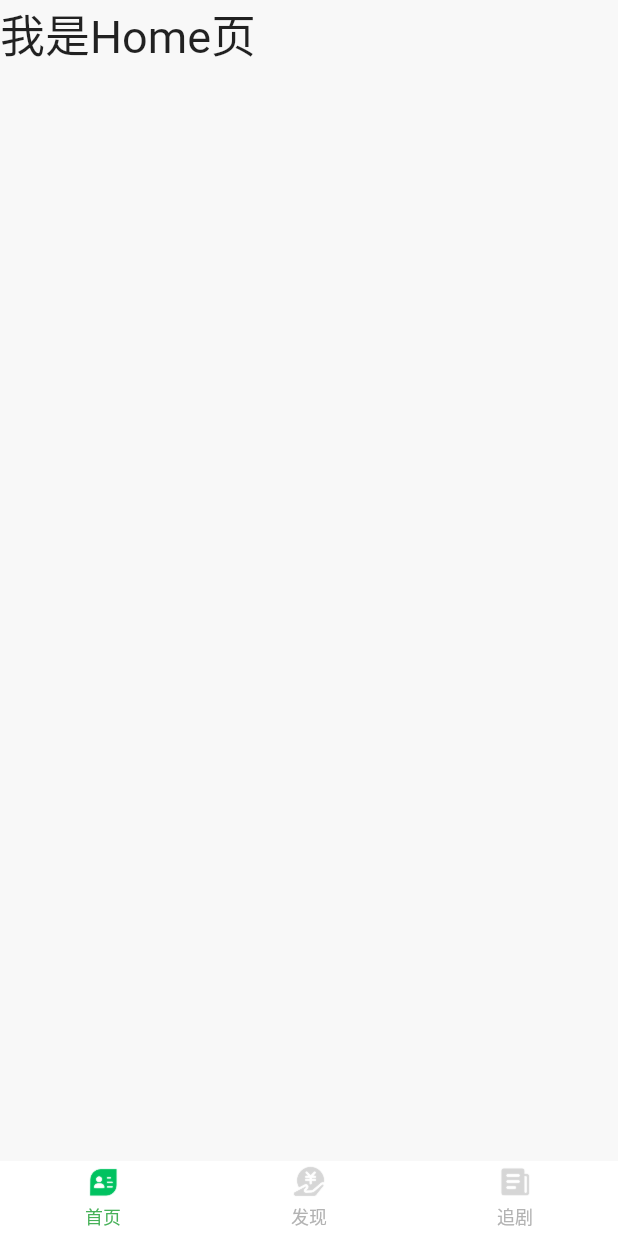
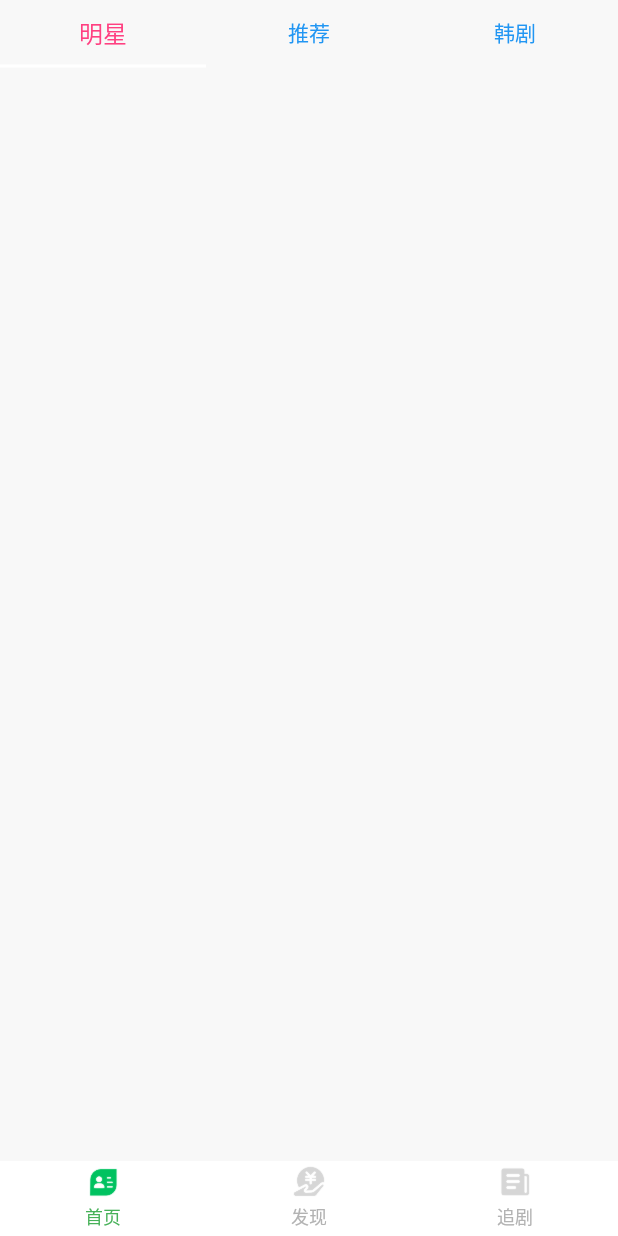
Before and after one commit to KnightOneAdmin/hjtv-flutter, a Flutter app: the screen it shows after launch, on a phone screen of 412 x 824 dp. Run offline on Flutter 3.47's test engine with Material 2 defaults, Android fonts, the phone set to English and light mode, and no system bars; drawn by our look-alikes of flutter_easyloading; our stand-ins replace extended_image, flutter_screenutil, get, rxdart; missing offline and left inert: flustars.

```diff
--- a/lib/pages/drama/drama_view.dart
+++ b/lib/pages/drama/drama_view.dart
@@ -1,9 +1,7 @@
 import 'package:flutter/material.dart';
 import 'package:get/get.dart';
 import 'package:hjtv_flutter/theme/theme_controller.dart';
-
 import 'drama_logic.dart';
-import 'drama_state.dart';
 
 class DramaPage extends StatefulWidget {
   @override
--- a/lib/pages/home/home_view.dart
+++ b/lib/pages/home/home_view.dart
@@ -54,36 +54,28 @@ class _HomePageState extends State<HomePage> with TickerProviderStateMixin{
 
   @override
     Widget build(BuildContext context) {
-      return GetBuilder<ThemeController>(
-        builder: (_) => Scaffold(
-          body: Text(
-            '我是Home页',
-            style: TextStyle(fontSize: 30.0),
-          ),
-        ),
+      return GetBuilder<HomeLogic>(
+          builder: (logic) => Scaffold(
+            body: Column(
+              children: <Widget>[
+                Container(
+                  width: double.infinity,
+                  height: 45,
+                  child: TabBar(
+                    labelColor: Colors.pinkAccent,
+                    labelStyle: TextStyle(color: Colors.white, fontSize: 16),
+                    unselectedLabelColor: Colors.blue,
+                    unselectedLabelStyle: TextStyle(color: Colors.purple, fontSize: 14),
+                    isScrollable: false,
+                    controller: _tabController,
+                    onTap: _changeTab,
+                    tabs: _tabList.map((e) => Tab(text: e.title)).toList(),
+                  ),
+                )
+              ],
+            ),
+          )
       );
-      // return GetBuilder<HomeLogic>(
-      //     builder: (logic) => Scaffold(
-      //       body: Column(
-      //         children: <Widget>[
-      //           Container(
-      //             width: double.infinity,
-      //             height: 45,
-      //             child: TabBar(
-      //               labelColor: Colors.pinkAccent,
-      //               labelStyle: TextStyle(color: Colors.white, fontSize: 16),
-      //               unselectedLabelColor: Colors.blue,
-      //               unselectedLabelStyle: TextStyle(color: Colors.purple, fontSize: 14),
-      //               isScrollable: false,
-      //               controller: _tabController,
-      //               onTap: _changeTab,
-      //               tabs: _tabList.map((e) => Tab(text: e.title)).toList(),
-      //             ),
-      //           )
-      //         ],
-      //       ),
-      //     )
-      // );
     }
 
   @override
```
Also changed, not shown: lib/widget/platform_scaffold.dart (added, +101 -0 lines).
